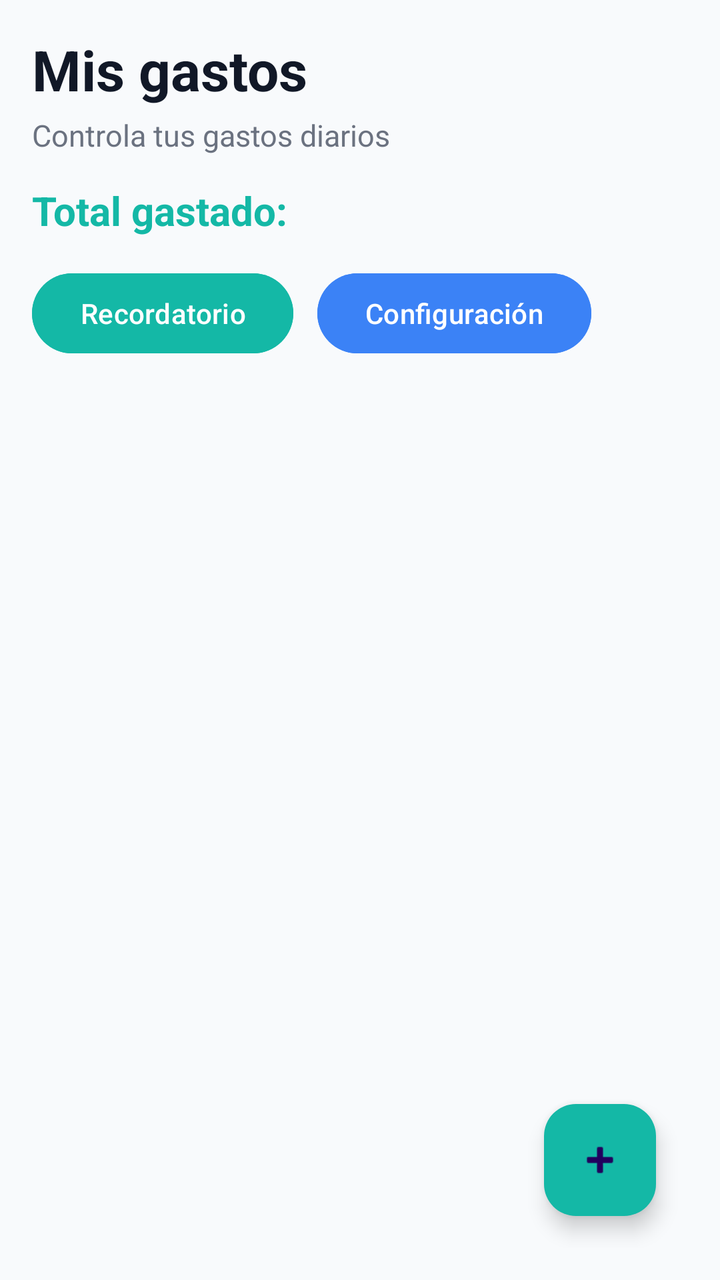
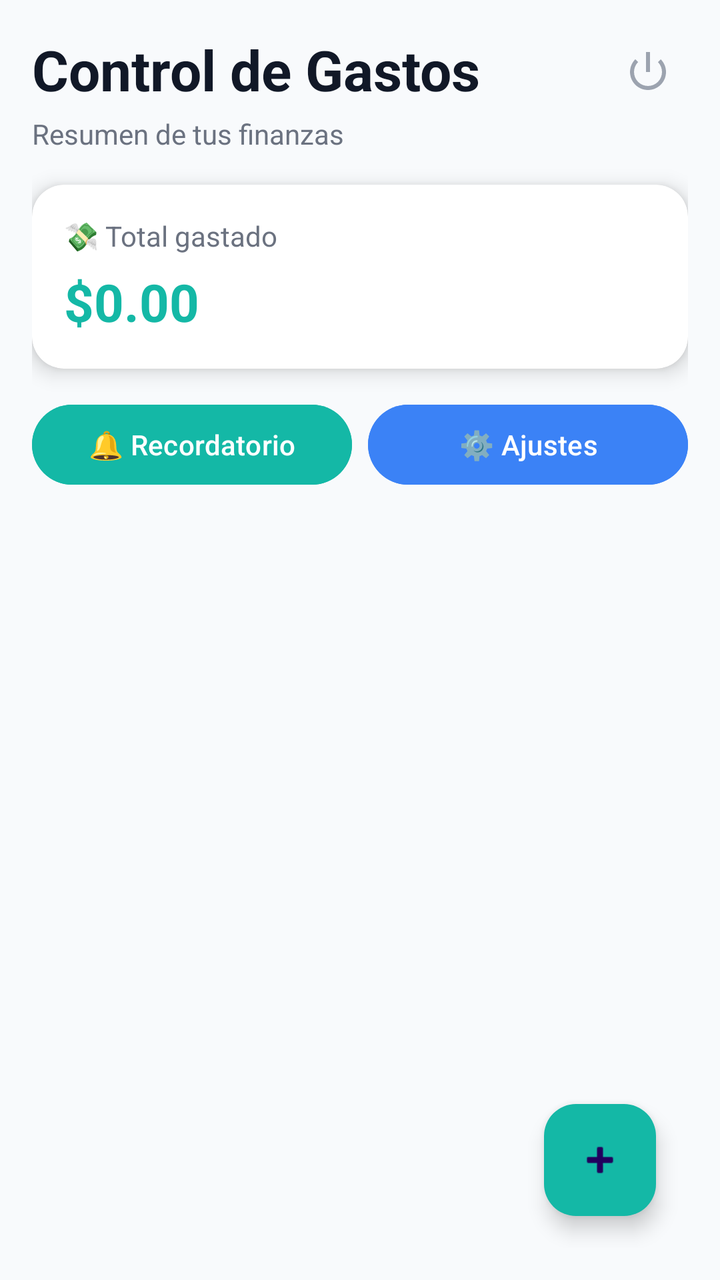

An Android layout rendered at two revisions. The XML below is the earlier revision; the diff shows what the commit changed to produce the second picture.
<!-- AndroidManifest.xml: application theme Theme.ControlGastos -->
<!-- res/layout/activity_main.xml -->
<?xml version="1.0" encoding="utf-8"?>
<RelativeLayout xmlns:android="http://schemas.android.com/apk/res/android"
    xmlns:app="http://schemas.android.com/apk/res-auto"
    android:layout_width="match_parent"
    android:layout_height="match_parent"
    android:background="#F8FAFC"
    android:padding="16dp">

    <TextView
        android:id="@+id/tvHeader"
        android:layout_width="wrap_content"
        android:layout_height="wrap_content"
        android:text="@string/main_title"
        android:textColor="#111827"
        android:textSize="28sp"
        android:textStyle="bold" />

    <TextView
        android:id="@+id/tvSubHeader"
        android:layout_width="wrap_content"
        android:layout_height="wrap_content"
        android:layout_below="@id/tvHeader"
        android:layout_marginTop="4dp"
        android:text="@string/main_subtitle"
        android:textColor="#6B7280"
        android:textSize="15sp" />

    <TextView
        android:id="@+id/tvTotal"
        android:layout_width="wrap_content"
        android:layout_height="wrap_content"
        android:layout_below="@id/tvSubHeader"
        android:layout_marginTop="14dp"
        android:text="@string/total_spent"
        android:textColor="#14B8A6"
        android:textSize="20sp"
        android:textStyle="bold" />

    <Button
        android:id="@+id/btnNotification"
        android:layout_width="wrap_content"
        android:layout_height="wrap_content"
        android:layout_below="@id/tvTotal"
        android:layout_marginTop="14dp"
        android:backgroundTint="#14B8A6"
        android:text="@string/reminder"
        android:textAllCaps="false"
        android:textColor="#FFFFFF" />

    <Button
        android:id="@+id/btnSettings"
        android:layout_width="wrap_content"
        android:layout_height="wrap_content"
        android:layout_toEndOf="@id/btnNotification"
        android:layout_alignTop="@id/btnNotification"
        android:layout_marginStart="12dp"
        android:backgroundTint="#3B82F6"
        android:text="@string/settings"
        android:textAllCaps="false"
        android:textColor="#FFFFFF" />

    <androidx.recyclerview.widget.RecyclerView
        android:id="@+id/recyclerViewExpenses"
        android:layout_width="match_parent"
        android:layout_height="match_parent"
        android:layout_below="@id/btnNotification"
        android:layout_marginTop="16dp"
        android:clipToPadding="false"
        android:paddingBottom="90dp" />

    <com.google.android.material.floatingactionbutton.FloatingActionButton
        android:id="@+id/fabAddExpense"
        android:layout_width="wrap_content"
        android:layout_height="wrap_content"
        android:layout_alignParentEnd="true"
        android:layout_alignParentBottom="true"
        android:layout_margin="16dp"
        android:contentDescription="@string/add_expense"
        app:backgroundTint="#14B8A6"
        app:srcCompat="@android:drawable/ic_input_add" />

</RelativeLayout>
<!-- resources referenced by this layout -->
<resources>
  <string name="add_expense">Guardar gasto</string>
  <string name="main_subtitle">Controla tus gastos diarios</string>
  <string name="main_title">Mis gastos</string>
  <string name="reminder">Recordatorio</string>
  <string name="settings">Configuración</string>
  <string name="total_spent">Total gastado:</string>
  <style name="Theme.ControlGastos" parent="Base.Theme.ControlGastos" />
  <style name="Base.Theme.ControlGastos" parent="Theme.Material3.DayNight.NoActionBar">
          
          
      </style>
</resources>

<!-- the commit's change to res/layout/activity_main.xml (unified diff, before → after) -->
@@ -10,10 +10,21 @@
         android:id="@+id/tvHeader"
         android:layout_width="wrap_content"
         android:layout_height="wrap_content"
-        android:text="@string/main_title"
+        android:text="Control de Gastos"
         android:textColor="#111827"
         android:textSize="28sp"
         android:textStyle="bold" />
+
+    <ImageButton
+        android:id="@+id/btnLogout"
+        android:layout_width="40dp"
+        android:layout_height="40dp"
+        android:layout_alignParentEnd="true"
+        android:layout_alignTop="@id/tvHeader"
+        android:background="@android:color/transparent"
+        android:contentDescription="Cerrar sesión"
+        android:src="@android:drawable/ic_lock_power_off"
+        android:tint="#9CA3AF" />
 
     <TextView
         android:id="@+id/tvSubHeader"
@@ -21,50 +32,83 @@
         android:layout_height="wrap_content"
         android:layout_below="@id/tvHeader"
         android:layout_marginTop="4dp"
-        android:text="@string/main_subtitle"
+        android:text="Resumen de tus finanzas"
         android:textColor="#6B7280"
-        android:textSize="15sp" />
+        android:textSize="14sp" />
 
-    <TextView
-        android:id="@+id/tvTotal"
-        android:layout_width="wrap_content"
+    <androidx.cardview.widget.CardView
+        android:id="@+id/cardTotal"
+        android:layout_width="match_parent"
         android:layout_height="wrap_content"
         android:layout_below="@id/tvSubHeader"
+        android:layout_marginTop="16dp"
+        app:cardBackgroundColor="#FFFFFF"
+        app:cardCornerRadius="16dp"
+        app:cardElevation="6dp">
+
+        <LinearLayout
+            android:layout_width="match_parent"
+            android:layout_height="wrap_content"
+            android:orientation="vertical"
+            android:padding="16dp">
+
+            <TextView
+                android:layout_width="wrap_content"
+                android:layout_height="wrap_content"
+                android:text="💸 Total gastado"
+                android:textColor="#6B7280"
+                android:textSize="14sp" />
+
+            <TextView
+                android:id="@+id/tvTotal"
+                android:layout_width="wrap_content"
+                android:layout_height="wrap_content"
+                android:layout_marginTop="6dp"
+                android:text="$0.00"
+                android:textColor="#14B8A6"
+                android:textSize="26sp"
+                android:textStyle="bold" />
+
+        </LinearLayout>
+    </androidx.cardview.widget.CardView>
+
+    <LinearLayout
+        android:id="@+id/layoutButtons"
+        android:layout_width="match_parent"
+        android:layout_height="wrap_content"
+        android:layout_below="@id/cardTotal"
         android:layout_marginTop="14dp"
-        android:text="@string/total_spent"
-        android:textColor="#14B8A6"
-        android:textSize="20sp"
-        android:textStyle="bold" />
+        android:orientation="horizontal">
 
-    <Button
-        android:id="@+id/btnNotification"
-        android:layout_width="wrap_content"
-        android:layout_height="wrap_content"
-        android:layout_below="@id/tvTotal"
-        android:layout_marginTop="14dp"
-        android:backgroundTint="#14B8A6"
-        android:text="@string/reminder"
-        android:textAllCaps="false"
-        android:textColor="#FFFFFF" />
+        <Button
+            android:id="@+id/btnNotification"
+            android:layout_width="0dp"
+            android:layout_height="wrap_content"
+            android:layout_weight="1"
+            android:backgroundTint="#14B8A6"
+            android:text="🔔 Recordatorio"
+            android:textAllCaps="false"
+            android:textColor="#FFFFFF" />
 
-    <Button
-        android:id="@+id/btnSettings"
-        android:layout_width="wrap_content"
-        android:layout_height="wrap_content"
-        android:layout_toEndOf="@id/btnNotification"
-        android:layout_alignTop="@id/btnNotification"
-        android:layout_marginStart="12dp"
-        android:backgroundTint="#3B82F6"
-        android:text="@string/settings"
-        android:textAllCaps="false"
-        android:textColor="#FFFFFF" />
+        <Button
+            android:id="@+id/btnSettings"
+            android:layout_width="0dp"
+            android:layout_height="wrap_content"
+            android:layout_marginStart="8dp"
+            android:layout_weight="1"
+            android:backgroundTint="#3B82F6"
+            android:text="⚙️ Ajustes"
+            android:textAllCaps="false"
+            android:textColor="#FFFFFF" />
+
+    </LinearLayout>
 
     <androidx.recyclerview.widget.RecyclerView
         android:id="@+id/recyclerViewExpenses"
         android:layout_width="match_parent"
         android:layout_height="match_parent"
-        android:layout_below="@id/btnNotification"
-        android:layout_marginTop="16dp"
+        android:layout_below="@id/layoutButtons"
+        android:layout_marginTop="12dp"
         android:clipToPadding="false"
         android:paddingBottom="90dp" />
 
@@ -75,7 +119,7 @@
         android:layout_alignParentEnd="true"
         android:layout_alignParentBottom="true"
         android:layout_margin="16dp"
-        android:contentDescription="@string/add_expense"
+        android:contentDescription="Agregar gasto"
         app:backgroundTint="#14B8A6"
         app:srcCompat="@android:drawable/ic_input_add" />
 
<!-- resource entries referenced after the edit -->
@@ -1,11 +1,5 @@
 <!-- resources referenced by this layout -->
 <resources>
-  <string name="add_expense">Guardar gasto</string>
-  <string name="main_subtitle">Controla tus gastos diarios</string>
-  <string name="main_title">Mis gastos</string>
-  <string name="reminder">Recordatorio</string>
-  <string name="settings">Configuración</string>
-  <string name="total_spent">Total gastado:</string>
   <style name="Theme.ControlGastos" parent="Base.Theme.ControlGastos" />
   <style name="Base.Theme.ControlGastos" parent="Theme.Material3.DayNight.NoActionBar">
           
